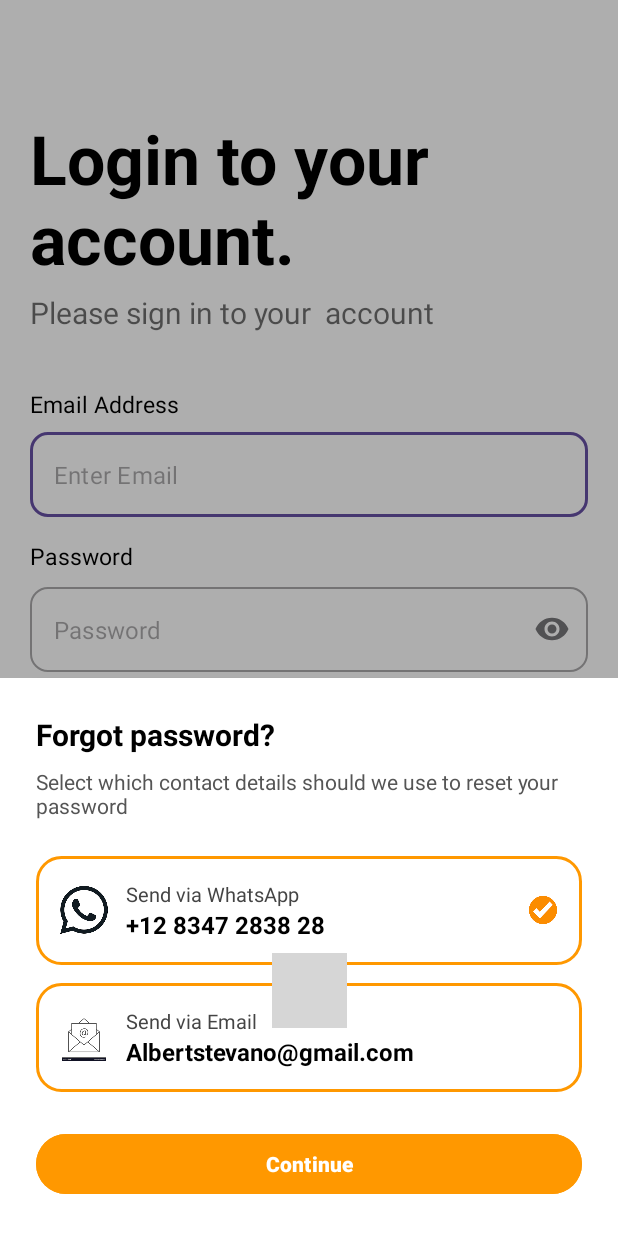
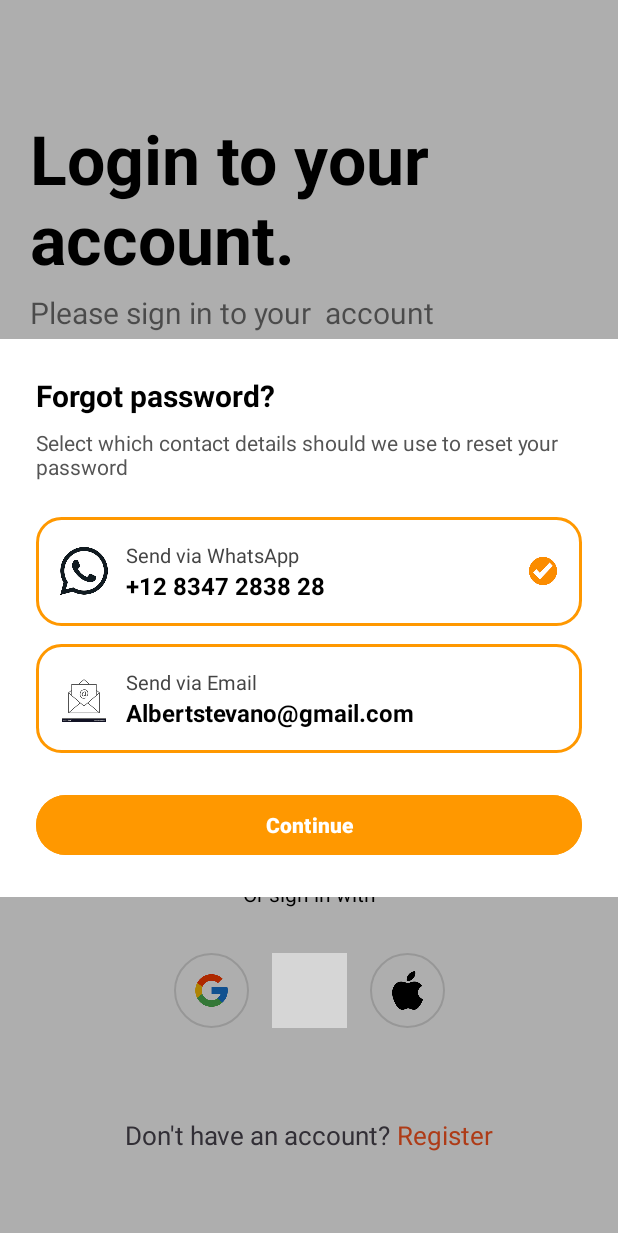
Before and after one commit to Nuriddin004/Food, an Android app: the screen it shows after launch (MainActivity), after a tap on "Forgot Password?", on a phone screen of 412 x 824 dp. Shown: the top 1233 px of the screen. Run offline under Robolectric (Android 15) with nearby library versions, the light colour scheme and no system bars; grey boxes are pictures that could not be loaded.

Commit message:
dialog.start

```diff
--- a/app/src/main/java/com/example/food/Fragment/Fragment_login.kt
+++ b/app/src/main/java/com/example/food/Fragment/Fragment_login.kt
@@ -1,11 +1,13 @@
 package com.example.food.Fragment
 
+import android.app.Dialog
 import android.os.Bundle
 import androidx.fragment.app.Fragment
 import android.view.LayoutInflater
 import android.view.View
 import android.view.ViewGroup
 import com.example.food.R
+import com.example.food.databinding.DialogBinding
 import com.example.food.databinding.FragmentLoginBinding
 import com.google.android.material.bottomsheet.BottomSheetDialog
 
@@ -18,14 +20,23 @@ private val binding by lazy { FragmentLoginBinding.inflate(layoutInflater) }
         savedInstanceState: Bundle?
     ): View? {
         binding.forgotPassword.setOnClickListener {
-            val bottomSheetDialog = BottomSheetDialog(requireContext())
-            val view = layoutInflater.inflate(R.layout.fragment_password_2, null)
-            bottomSheetDialog.setContentView(view)
 
-// Tugmani ishlatish
+                val dialog = Dialog(requireContext())
+                val  dilal=DialogBinding.inflate(layoutInflater)
+                dilal.cardWhatsapp.setOnClickListener {
+                    dilal.checkWhatsapp.visibility = View.VISIBLE
+                    dilal.checkEmail.visibility = View.GONE
+                }
 
-            bottomSheetDialog.show()
-        }
+                dilal.cardEmail.setOnClickListener {
+                    dilal.checkWhatsapp.visibility = View.GONE
+                    dilal.checkEmail.visibility = View.VISIBLE
+                }
+                dialog.setContentView(dilal.root)
+                dialog.window?.setBackgroundDrawableResource(android.R.color.transparent)
+                dialog.show()
+            }
+
         return binding.root
     }
 
--- a/app/src/main/java/com/example/food/Fragment/Fragment_password_2.kt
+++ b/app/src/main/java/com/example/food/Fragment/Fragment_password_2.kt
@@ -6,7 +6,6 @@ import android.view.LayoutInflater
 import android.view.View
 import android.view.ViewGroup
 import android.widget.*
-import androidx.core.content.ContextCompat
 import com.example.food.R
 
 class Fragment_password_2 : Fragment() {
@@ -23,7 +22,7 @@ class Fragment_password_2 : Fragment() {
         inflater: LayoutInflater, container: ViewGroup?,
         savedInstanceState: Bundle?
     ): View? {
-        val view = inflater.inflate(R.layout.fragment_password_2, container, false)
+        val view = inflater.inflate(R.layout.dialog, container, false)
 
         // Elementlarni aniqlash
         cardWhatsapp = view.findViewById(R.id.card_whatsapp)
--- a/app/src/main/res/layout/fragment_password_2.xml
+++ b/app/src/main/res/layout/dialog.xml
@@ -1,8 +1,8 @@
 <?xml version="1.0" encoding="utf-8"?>
 <LinearLayout
     xmlns:android="http://schemas.android.com/apk/res/android"
-    android:layout_width="match_parent"
-    android:layout_height="wrap_content"
+    android:layout_width="wrap_content"
+    android:layout_height="match_parent"
     android:orientation="vertical"
     android:padding="24dp"
     android:background="@android:color/white">
@@ -45,7 +45,7 @@
             android:src="@drawable/whatsap"/>
 
         <LinearLayout
-            android:layout_width="0dp"
+            android:layout_width="match_parent"
             android:layout_height="wrap_content"
             android:layout_weight="1"
             android:orientation="vertical"
@@ -93,9 +93,8 @@
             android:src="@drawable/email"/>
 
         <LinearLayout
-            android:layout_width="0dp"
+            android:layout_width="wrap_content"
             android:layout_height="wrap_content"
-            android:layout_weight="1"
             android:orientation="vertical"
             android:layout_marginStart="12dp">
 
@@ -114,12 +113,17 @@
                 android:textStyle="bold"
                 android:textColor="#000000"/>
         </LinearLayout>
+        <View
+            android:layout_width="0dp"
+            android:layout_height="0dp"
+            android:layout_weight="1"/>
 
         <ImageView
             android:id="@+id/check_email"
             android:layout_width="20dp"
             android:layout_height="20dp"
             android:src="@drawable/check_img"
+
             android:visibility="gone"/>
     </LinearLayout>
 
```
